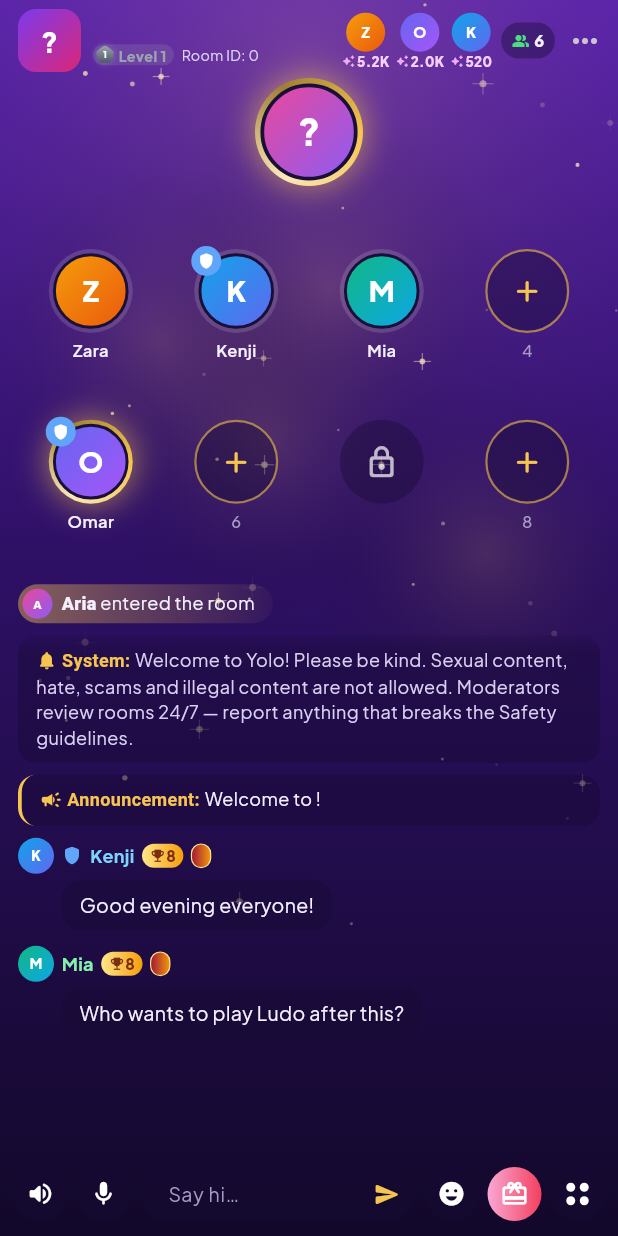
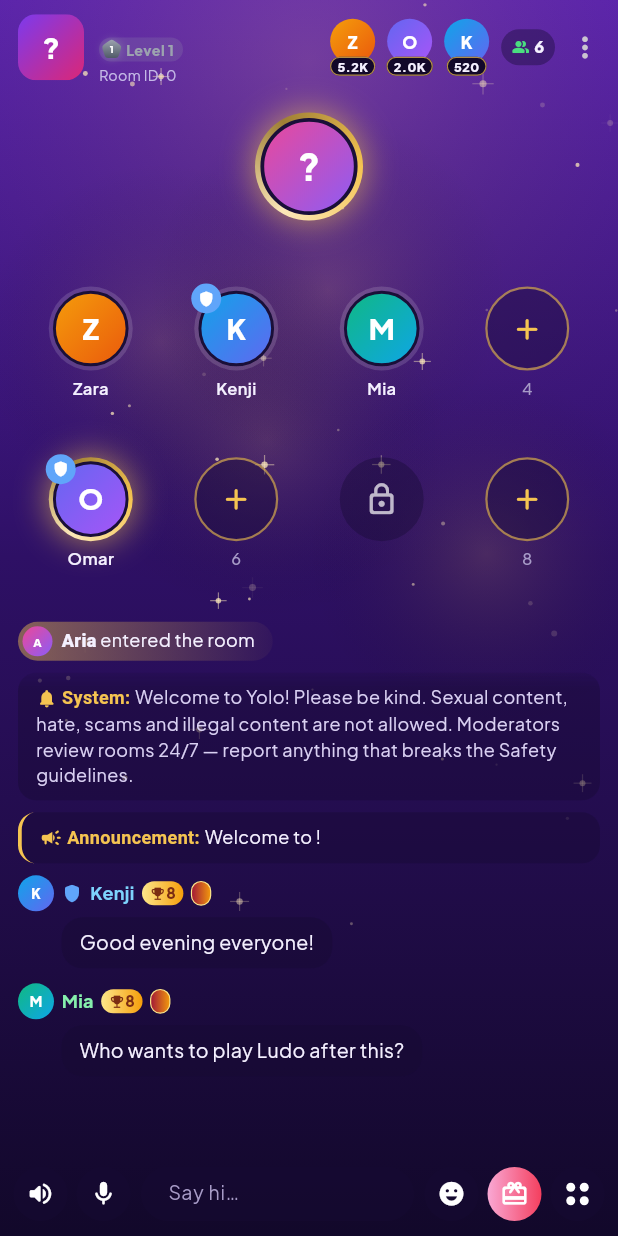
Before and after one commit to zirango-in/Yolo, a Flutter app: the RoomScreen screen opened directly with empty values, on a phone screen of 412 x 824 dp. Run offline on Flutter 3.47's test engine with Material 3 defaults, Android fonts, the phone set to English and light mode, and no system bars; drawn by our look-alikes of flutter_animate; our stand-ins replace dio, file_picker, flutter_riverpod, go_router, google_fonts, image_picker and 3 more; accounts and stored records are empty.

Commit message:
Voice room polish: original header text layout, attached Charms tags, vertical menu dots
Restore the previous name / level / Room ID layout. Top contributors show
just the number in a tag attached to the picture. Vertical three-dot menu,
host and partner moved down, no send arrow in the chat box, more spacing
in the room details panel.

Co-Authored-By: Claude Opus 5.5 <noreply@anthropic.com>
Claude-Session: https://claude.ai/code/session_011j6Udd9i9WvrsVGvFvhCn9

```diff
--- a/app/lib/features/room/room_drawer.dart
+++ b/app/lib/features/room/room_drawer.dart
@@ -105,7 +105,7 @@ class _RoomDrawer extends ConsumerWidget {
             padding: const EdgeInsets.fromLTRB(16, 4, 4, 0),
             child: Row(children: [
               const Expanded(child: Text('Room mode', style: TextStyle(fontSize: 13, fontWeight: FontWeight.w800, color: YoloColors.textSoft))),
-              IconButton(tooltip: 'Close room menu', icon: const Icon(Icons.more_horiz_rounded), onPressed: () => Navigator.pop(context)),
+              IconButton(tooltip: 'Close room menu', icon: const Icon(Icons.more_vert_rounded), onPressed: () => Navigator.pop(context)),
             ]),
           ),
           // Room modes (scrolls sideways on narrow phones)
--- a/app/lib/features/room/room_screen.dart
+++ b/app/lib/features/room/room_screen.dart
@@ -244,30 +244,28 @@ class _Header extends ConsumerWidget {
                 behavior: HitTestBehavior.opaque,
                 onTap: () => showRoomInfoSheet(context, ref, room),
                 child: Row(children: [
-                  RoomCover(room: room, name: name, coverPath: cover, size: 42, radius: 12),
-                  const SizedBox(width: 8),
+                  RoomCover(room: room, name: name, coverPath: cover, size: 44, radius: 12),
+                  const SizedBox(width: 10),
                   Flexible(
                     child: Column(crossAxisAlignment: CrossAxisAlignment.start, mainAxisSize: MainAxisSize.min, children: [
                       Row(mainAxisSize: MainAxisSize.min, children: [
                         if (locked) Padding(padding: const EdgeInsets.only(right: 3), child: Icon(Icons.lock_rounded, size: 12, color: look.accent)),
-                        Flexible(child: Text(name, maxLines: 1, overflow: TextOverflow.ellipsis, style: const TextStyle(fontSize: 14, fontWeight: FontWeight.w800, height: 1.15))),
+                        Flexible(child: Text(name, maxLines: 1, overflow: TextOverflow.ellipsis, style: const TextStyle(fontSize: 14, fontWeight: FontWeight.w800, height: 1.2))),
                       ]),
                       const SizedBox(height: 3),
                       Row(mainAxisSize: MainAxisSize.min, children: [
                         Container(
-                          padding: const EdgeInsets.fromLTRB(2, 1, 5, 1),
-                          decoration: BoxDecoration(color: levelColor.withValues(alpha: 0.2), borderRadius: BorderRadius.circular(8)),
+                          padding: const EdgeInsets.fromLTRB(2, 1, 6, 1),
+                          decoration: BoxDecoration(color: levelColor.withValues(alpha: 0.18), borderRadius: BorderRadius.circular(8)),
                           child: Row(mainAxisSize: MainAxisSize.min, children: [
-                            RoomLevelBadge(lvl, size: 12),
+                            RoomLevelBadge(lvl, size: 13),
                             const SizedBox(width: 3),
-                            Text('Level $lvl', style: TextStyle(fontSize: 9.5, fontWeight: FontWeight.w800, color: levelColor, height: 1.2)),
+                            Text('Level $lvl', style: TextStyle(fontSize: 9.5, fontWeight: FontWeight.w800, color: levelColor)),
                           ]),
                         ),
-                        const SizedBox(width: 5),
-                        Flexible(
-                          child: Text('Room ID: ${room.id}', maxLines: 1, overflow: TextOverflow.ellipsis, style: const TextStyle(fontSize: 9.5, color: YoloColors.textSoft)),
-                        ),
                       ]),
+                      const SizedBox(height: 2),
+                      Text('Room ID: ${room.id}', maxLines: 1, overflow: TextOverflow.ellipsis, style: const TextStyle(fontSize: 9.5, color: Color(0xFFC4B8E6))),
                     ]),
                   ),
                 ]),
@@ -296,7 +294,7 @@ class _Header extends ConsumerWidget {
               ),
             ),
           ),
-          IconButton(tooltip: 'Room menu', visualDensity: VisualDensity.compact, icon: const Icon(Icons.more_horiz_rounded), onPressed: onMenu),
+          IconButton(tooltip: 'Room menu', visualDensity: VisualDensity.compact, padding: EdgeInsets.zero, constraints: const BoxConstraints(minWidth: 36, minHeight: 40), icon: const Icon(Icons.more_vert_rounded, size: 22), onPressed: onMenu),
         ]),
         if (showGroup)
           Padding(
@@ -351,6 +349,7 @@ class _Header extends ConsumerWidget {
 }
 
 /// Top three contributors (by Charms they gave in this room, highest first).
+/// Each picture carries its Charms number in a small tag attached to its bottom edge.
 class _TopContributors extends StatelessWidget {
   const _TopContributors({required this.rows, required this.onTap});
   final List<(YoloUser, int)> rows;
@@ -359,6 +358,7 @@ class _TopContributors extends StatelessWidget {
   @override
   Widget build(BuildContext context) {
     if (rows.isEmpty) return const SizedBox.shrink();
+    final look = RoomLookScope.of(context);
     return Semantics(
       button: true,
       excludeSemantics: true,
@@ -371,30 +371,32 @@ class _TopContributors extends StatelessWidget {
             Padding(
               key: ValueKey(u.id),
               padding: const EdgeInsets.symmetric(horizontal: 2),
-              child: Column(mainAxisSize: MainAxisSize.min, children: [
-                YoloAvatar(user: u, size: 26, plain: true),
-                const SizedBox(height: 2),
-                CharmsValue(charms),
-              ]),
+              child: SizedBox(
+                width: 34,
+                height: 38,
+                child: Stack(alignment: Alignment.topCenter, clipBehavior: Clip.none, children: [
+                  YoloAvatar(user: u, size: 30, plain: true),
+                  Positioned(
+                    bottom: 0,
+                    child: Container(
+                      constraints: const BoxConstraints(minWidth: 26),
+                      padding: const EdgeInsets.symmetric(horizontal: 4, vertical: 1),
+                      decoration: BoxDecoration(
+                        color: look.bg.last,
+                        borderRadius: BorderRadius.circular(7),
+                        border: Border.all(color: look.accent.withValues(alpha: 0.7), width: 0.8),
+                      ),
+                      child: Text(compactCount(charms),
+                          textAlign: TextAlign.center, style: const TextStyle(fontSize: 8.5, fontWeight: FontWeight.w800, height: 1.1)),
+                    ),
+                  ),
+                ]),
+              ),
             ),
         ]),
       ),
     );
   }
-}
-
-/// Charms count with the charm sparkle (Charms = value of gifts given).
-class CharmsValue extends StatelessWidget {
-  const CharmsValue(this.value, {super.key, this.size = 9});
-  final int value;
-  final double size;
-
-  @override
-  Widget build(BuildContext context) => Row(mainAxisSize: MainAxisSize.min, children: [
-        Icon(Icons.auto_awesome_rounded, size: size, color: const Color(0xFFF0ABFC)),
-        const SizedBox(width: 1),
-        Text(compactCount(value), style: TextStyle(fontSize: size, fontWeight: FontWeight.w800, color: const Color(0xFFF5D0FE), height: 1)),
-      ]);
 }
 
 // ---------------------------------------------------------------------------
@@ -431,7 +433,7 @@ class _StageArea extends ConsumerWidget {
     return Column(children: [
       // Host row — fixed height; the music disc sits in its own corner so it never covers a seat.
       SizedBox(
-        height: 108,
+        height: 124,
         child: Stack(children: [
           Center(
             child: Row(mainAxisSize: MainAxisSize.min, crossAxisAlignment: CrossAxisAlignment.start, children: [
@@ -444,7 +446,7 @@ class _StageArea extends ConsumerWidget {
                   child: GestureDetector(
                     onTap: () => onUser(room.owner),
                     child: Column(children: [
-                      const SizedBox(height: 4),
+                      const SizedBox(height: 18),
                       YoloAvatar(user: room.owner, size: 72, goldFrame: true, speaking: true, ringColor: look.accent),
                       const SizedBox(height: 5),
                       Text(room.owner.name, maxLines: 1, overflow: TextOverflow.ellipsis, style: const TextStyle(fontSize: 12, fontWeight: FontWeight.w800)),
@@ -453,12 +455,12 @@ class _StageArea extends ConsumerWidget {
                 ),
               ),
               if (intimacy) ...[
-                const Padding(padding: EdgeInsets.only(top: 32), child: HeartbeatLine(width: 44)),
-                SizedBox(width: sideWidth, child: Padding(padding: const EdgeInsets.only(top: 4), child: seatTile(seats.first, size: 72))),
+                const Padding(padding: EdgeInsets.only(top: 46), child: HeartbeatLine(width: 44)),
+                SizedBox(width: sideWidth, child: Padding(padding: const EdgeInsets.only(top: 18), child: seatTile(seats.first, size: 72))),
               ],
             ]),
           ),
-          Positioned(right: 10, top: 10, child: _MusicDisc(room: room)),
+          Positioned(right: 10, top: 20, child: _MusicDisc(room: room)),
         ]),
       ),
       RoomModeStage(room: room),
@@ -881,16 +883,8 @@ class _BottomBar extends ConsumerWidget {
                 isDense: true,
                 filled: true,
                 fillColor: look.panel,
-                contentPadding: const EdgeInsets.only(left: 14),
                 border: OutlineInputBorder(borderRadius: BorderRadius.circular(_d / 2), borderSide: BorderSide.none),
-                suffixIconConstraints: const BoxConstraints(minWidth: _d, minHeight: _d),
-                suffixIcon: chatLocked
-                    ? null
-                    : Semantics(
-                        button: true,
-                        label: 'Send',
-                        child: InkResponse(onTap: onSend, radius: 18, child: Icon(Icons.send_rounded, color: look.accent, size: 18)),
-                      ),
+                contentPadding: const EdgeInsets.symmetric(horizontal: 14, vertical: 10),
               ),
             ),
           ),
```
Also changed, not shown: app/lib/features/room/room_panels.dart (+20 -19 lines), 1 other file.
